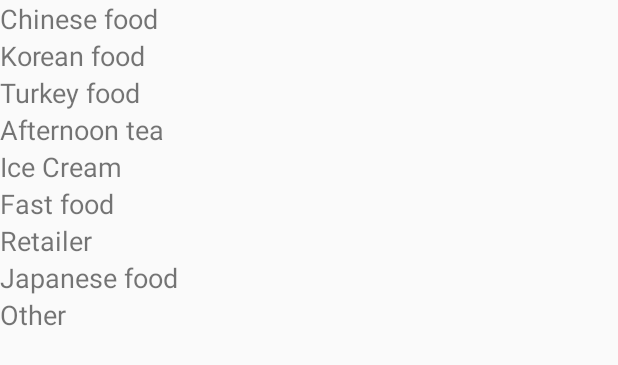
After one commit to ChristK/Project, an Android app: the layout popwindow.xml on its own in the app's theme, with its tools: preview values and no code run, on a phone screen of 412 x 824 dp. The commit adds this screen. Shown: the top 365 px of the screen. Run offline under Robolectric (Android 15) with nearby library versions, the phone set to English and light mode, and no system bars.

Commit message:
添加了popwindow，下一步各个item按钮，直接post进数据库

```diff
--- a/project/src/main/AndroidManifest.xml
+++ b/project/src/main/AndroidManifest.xml
@@ -27,8 +27,10 @@
         android:roundIcon="@mipmap/ic_launcher_round"
         android:supportsRtl="true"
         android:theme="@style/AppTheme">
-        <activity android:name=".Activity.ResultAcitvity"></activity>
-        <activity android:name=".Surface.CameraViewActivity" />
+        <activity android:name=".Activity.ResultAcitvity"
+            android:theme="@style/Theme.AppCompat.NoActionBar"></activity>
+        <activity android:name=".Activity.CameraViewActivity"
+            android:theme="@style/Theme.AppCompat.NoActionBar"/>
         <activity
             android:name=".Activity.MainPost_DetailActivity"
             android:label="Details" />
--- a/project/src/main/java/com/example/project/Fragment/MainFragment.java
+++ b/project/src/main/java/com/example/project/Fragment/MainFragment.java
@@ -15,7 +15,6 @@ import android.location.LocationManager;
 import android.os.Bundle;
 import android.app.Fragment;
 import android.support.v4.app.ActivityCompat;
-import android.util.Log;
 import android.view.LayoutInflater;
 import android.view.View;
 import android.view.ViewGroup;
@@ -28,12 +27,11 @@ import android.widget.TextView;
 import android.widget.Toast;
 
 import com.example.project.Activity.MainPost_DetailActivity;
-import com.example.project.Activity.MyPost_DetailActivity;
 import com.example.project.Adapter.Postcityname_adapter;
 import com.example.project.Bean.Post;
 import com.example.project.DB.DB;
 import com.example.project.R;
-import com.example.project.Surface.CameraViewActivity;
+import com.example.project.Activity.CameraViewActivity;
 
 import org.jetbrains.annotations.Nullable;
 
--- a/project/src/main/res/layout/activity_cameraview.xml
+++ b/project/src/main/res/layout/activity_cameraview.xml
@@ -4,7 +4,8 @@
     xmlns:tools="http://schemas.android.com/tools"
     android:layout_width="match_parent"
     android:layout_height="match_parent"
-    tools:context=".Surface.CameraViewActivity">
+    android:background="#FFFFFF"
+    tools:context=".Activity.CameraViewActivity">
 
     <SurfaceView
         android:id="@+id/camera_view"
--- /dev/null
+++ b/project/src/main/res/layout/popwindow.xml
@@ -0,0 +1,68 @@
+<?xml version="1.0" encoding="utf-8"?>
+<LinearLayout xmlns:android="http://schemas.android.com/apk/res/android"
+    android:layout_width="match_parent"
+    android:layout_height="match_parent"
+    android:id="@+id/popL"
+    android:orientation="vertical">
+    <TextView
+    android:id="@+id/chinese_food"
+    android:layout_width="wrap_content"
+    android:layout_height="wrap_content"
+        android:textSize="18sp"
+        android:text="Chinese food"/>
+    <TextView
+        android:id="@+id/korean_food"
+        android:layout_width="wrap_content"
+        android:layout_height="wrap_content"
+        android:textSize="18sp"
+        android:text="Korean food"/>
+    <TextView
+        android:id="@+id/turkey_food"
+        android:layout_width="wrap_content"
+        android:layout_height="wrap_content"
+        android:textSize="18sp"
+
+        android:text="Turkey food"/>
+    <TextView
+        android:id="@+id/afternoon_tea"
+        android:layout_width="wrap_content"
+        android:layout_height="wrap_content"
+        android:textSize="18sp"
+
+        android:text="Afternoon tea"/>
+    <TextView
+        android:id="@+id/ice_cream"
+        android:layout_width="wrap_content"
+        android:layout_height="wrap_content"
+        android:textSize="18sp"
+
+        android:text="Ice Cream"/>
+    <TextView
+        android:id="@+id/fast_food"
+        android:layout_width="wrap_content"
+        android:layout_height="wrap_content"
+        android:textSize="18sp"
+
+        android:text="Fast food"/>
+    <TextView
+        android:id="@+id/retailer"
+        android:layout_width="wrap_content"
+        android:layout_height="wrap_content"
+        android:textSize="18sp"
+
+        android:text="Retailer"/>
+    <TextView
+        android:id="@+id/japanese_food"
+        android:layout_width="wrap_content"
+        android:layout_height="wrap_content"
+        android:textSize="18sp"
+
+        android:text="Japanese food"/>
+    <TextView
+        android:id="@+id/other"
+        android:layout_width="wrap_content"
+        android:layout_height="wrap_content"
+        android:textSize="18sp"
+
+        android:text="Other"/>
+</LinearLayout>
```
Also changed, not shown: project/src/main/java/com/example/project/Activity/CameraViewActivity.java (renamed from project/src/main/java/com/example/project/Surface/CameraViewActivity.java, +72 -45 lines), project/src/main/java/com/example/project/Activity/ResultAcitvity.java (+116 -3 lines), project/src/main/res/anim/pophidden_anim.xml (added, +13 -0 lines), project/src/main/res/anim/popshow_anim.xml (added, +12 -0 lines), project/src/main/res/layout/activity_result.xml (+9 -6 lines), project/src/main/res/values/styles.xml (+10 -0 lines), project/src/main/res/drawable/correct.png.
